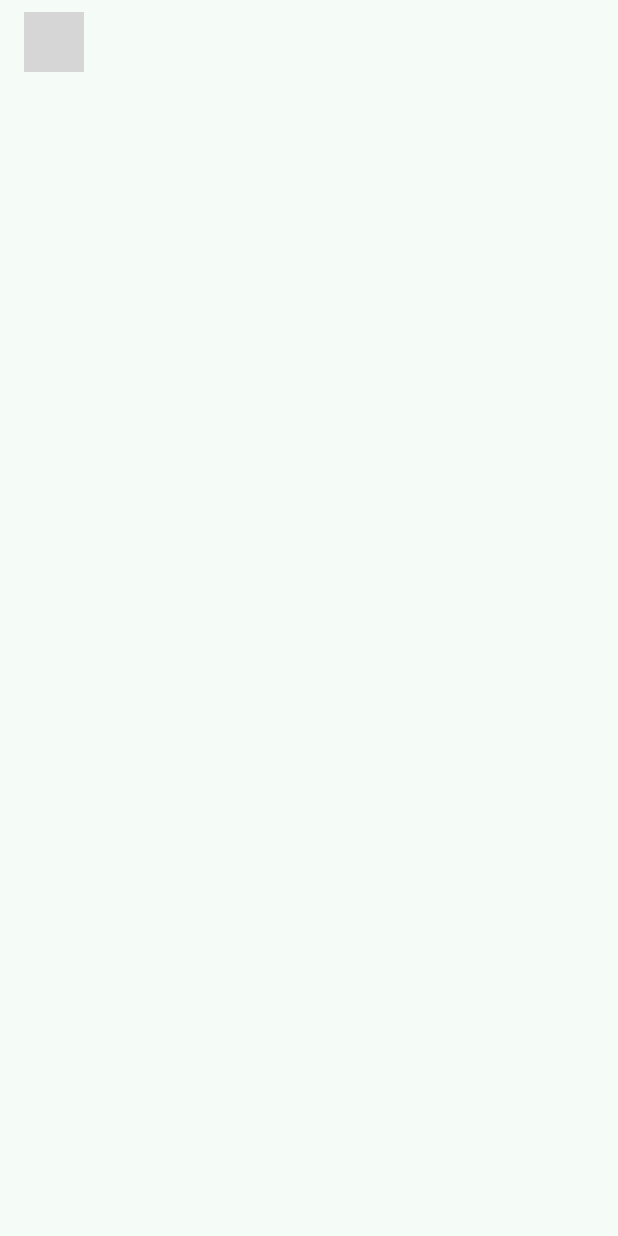
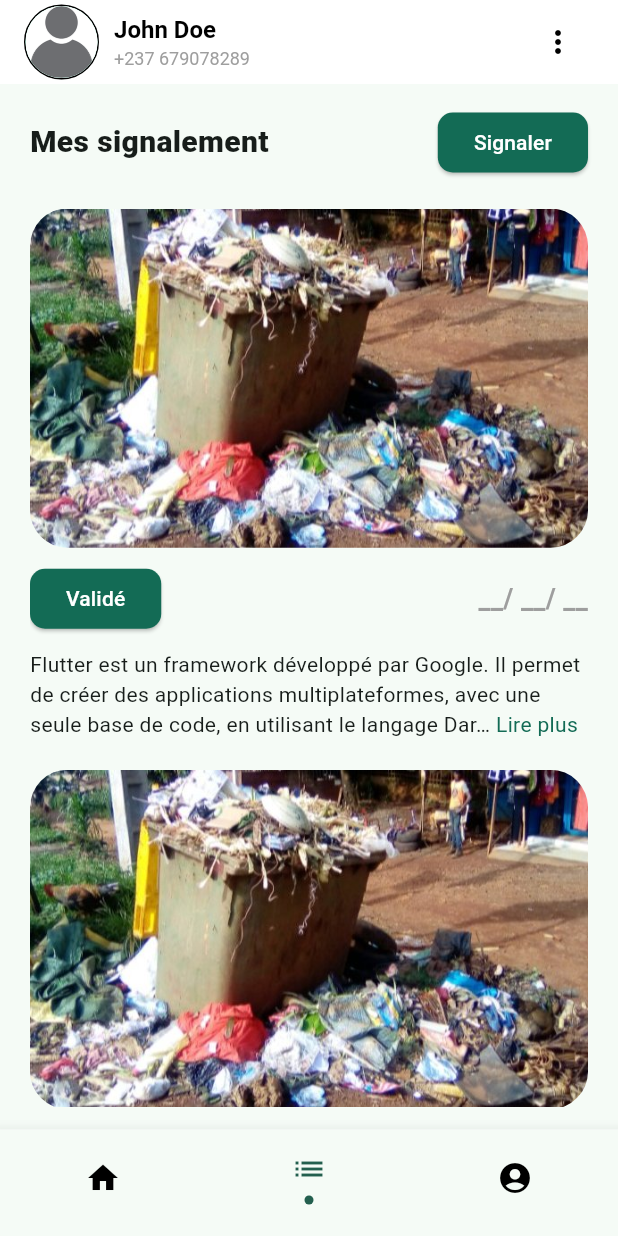
Before and after one commit to PurgaDev/Flutter, a Flutter app: the screen it shows after launch, on a phone screen of 412 x 824 dp. Run offline on Flutter 3.47's test engine with Material 3 defaults, Android fonts, the light colour scheme and no system bars; drawn by our look-alikes of readmore; our stand-ins replace image_picker, pin_code_fields, shared_preferences; grey boxes are pictures that could not be loaded.

Commit message:
reporting page created

```diff
--- a/lib/main.dart
+++ b/lib/main.dart
@@ -1,5 +1,5 @@
 import 'package:flutter/material.dart';
-import 'package:purga/pages/signalement_page.dart';
+import 'package:purga/pages/reporting_page.dart';
 import 'package:purga/pages/start_screen.dart';
 
 void main() async {
@@ -21,7 +21,7 @@ class MyApp extends StatelessWidget {
         useMaterial3: true,
       ),
       debugShowCheckedModeBanner: false,
-      home: const SignalementPage(),
+      home: const ReportingPage(),
     );
   }
 }
--- a/lib/pages/modal_page.dart
+++ /dev/null
@@ -1,159 +0,0 @@
-import 'dart:io';
-
-import 'package:flutter/material.dart';
-import 'package:image_picker/image_picker.dart';
-
-class ModalPage extends StatefulWidget {
-  const ModalPage({super.key});
-
-  @override
-  State<ModalPage> createState() => _ModalPageState();
-}
-
-class _ModalPageState extends State<ModalPage> {
-  File? _image;
-  final ImagePicker _picker = ImagePicker();
-
-  Future<void> _takePhoto() async {
-    final XFile? photo = await _picker.pickImage(source: ImageSource.camera);
-    if (photo != null) {
-      setState(() {
-        _image = File(photo.path);
-      });
-    }
-  }
-
-  @override
-  Widget build(BuildContext context) {
-    return Scaffold(
-      appBar: AppBar(
-        backgroundColor: Theme.of(context).colorScheme.primary,
-        elevation: 10,
-        shadowColor: Theme.of(context).colorScheme.shadow,
-        title: const Center(child: Text("Modal Test")),
-        foregroundColor: Theme.of(context).colorScheme.onSecondary,
-      ),
-      body: Center(
-        child: ElevatedButton(
-          onPressed: () {
-            showModalBottomSheet(
-                context: context,
-                builder: (context) {
-                  return Container(
-                    padding: const EdgeInsets.symmetric(
-                        vertical: 20, horizontal: 20),
-                    width: double.infinity,
-                    height: 500,
-                    child: SingleChildScrollView(
-                      child: Column(
-                        crossAxisAlignment: CrossAxisAlignment.start,
-                        mainAxisAlignment: MainAxisAlignment.center,
-                        children: [
-                          const Text(
-                            "Signaler un depot",
-                            style: TextStyle(
-                              fontSize: 25,
-                              fontWeight: FontWeight.bold,
-                            ),
-                          ),
-                          const SizedBox(height: 20),
-
-                          // image show
-                          _image == null
-                              ? const SizedBox(height: 0)
-                              : Image.file(_image!, height: 100),
-
-                          const SizedBox(height: 10),
-                          // prendre une photo
-                          GestureDetector(
-                            onTap: _takePhoto,
-                            child: Container(
-                              padding: const EdgeInsets.symmetric(vertical: 10),
-                              decoration: BoxDecoration(
-                                color: Theme.of(context).colorScheme.primary,
-                                borderRadius: BorderRadius.circular(10),
-                              ),
-                              child: Row(
-                                mainAxisAlignment: MainAxisAlignment.center,
-                                children: [
-                                  Icon(
-                                    Icons.photo,
-                                    color:
-                                        Theme.of(context).colorScheme.onPrimary,
-                                  ),
-                                  const SizedBox(width: 10),
-                                  Text(
-                                    "Prendre une photo",
-                                    style: TextStyle(
-                                      fontWeight: FontWeight.bold,
-                                      color: Theme.of(context)
-                                          .colorScheme
-                                          .onPrimary,
-                                    ),
-                                  )
-                                ],
-                              ),
-                            ),
-                          ),
-                          const SizedBox(height: 15),
-
-                          // description
-                          TextField(
-                            minLines: 4,
-                            maxLines: 10,
-                            decoration: InputDecoration(
-                              border: OutlineInputBorder(
-                                borderRadius: BorderRadius.circular(10),
-                              ),
-                              hintText: 'Ajouter une description',
-                            ),
-                          ),
-                          const SizedBox(height: 15),
-
-                          // actions
-                          Row(
-                            mainAxisAlignment: MainAxisAlignment.spaceBetween,
-                            children: [
-                              ElevatedButton.icon(
-                                onPressed: () {
-                                  Navigator.pop(context);
-                                },
-                                style: ElevatedButton.styleFrom(
-                                  backgroundColor: Colors.grey,
-                                  foregroundColor:
-                                      Theme.of(context).colorScheme.onSecondary,
-                                ),
-                                icon: const Icon(Icons.cancel),
-                                label: const Text(
-                                  "Annuler",
-                                  style: TextStyle(fontWeight: FontWeight.bold),
-                                ),
-                              ),
-                              ElevatedButton.icon(
-                                onPressed: () {},
-                                style: ElevatedButton.styleFrom(
-                                  backgroundColor:
-                                      Theme.of(context).colorScheme.primary,
-                                  foregroundColor:
-                                      Theme.of(context).colorScheme.onPrimary,
-                                ),
-                                icon: const Icon(Icons.report),
-                                label: const Text(
-                                  "Signaler",
-                                  style: TextStyle(fontWeight: FontWeight.bold),
-                                ),
-                              ),
-                            ],
-                          )
-                        ],
-                      ),
-                    ),
-                  );
-                });
-          },
-          child: const Text("Open modal"),
-        ),
-      ),
-    );
-  }
-}
--- /dev/null
+++ b/lib/pages/reporting_page.dart
@@ -0,0 +1,388 @@
+import 'dart:io';
+
+import 'package:flutter/material.dart';
+import 'package:image_picker/image_picker.dart';
+import 'package:readmore/readmore.dart';
+
+class ReportingPage extends StatefulWidget {
+  const ReportingPage({super.key});
+
+  @override
+  State<ReportingPage> createState() => _ReportingPageState();
+}
+
+class _ReportingPageState extends State<ReportingPage> {
+  int _selectedIndex = 1;
+
+  File? _image;
+  final ImagePicker _picker = ImagePicker();
+
+  Future<void> _takePhoto() async {
+    final XFile? photo = await _picker.pickImage(source: ImageSource.camera);
+    if (photo != null) {
+      setState(() {
+        _image = File(photo.path);
+      });
+    }
+  }
+
+  Widget createForm(BuildContext context) {
+    return Container(
+      padding: EdgeInsets.only(
+        top: 20,
+        right: 20,
+        bottom: MediaQuery.of(context).viewInsets.bottom + 20,
+        left: 20,
+      ),
+      width: double.infinity,
+      child: Column(
+        crossAxisAlignment: CrossAxisAlignment.start,
+        mainAxisAlignment: MainAxisAlignment.start,
+        mainAxisSize: MainAxisSize.min,
+        children: [
+          const Text(
+            "Signaler un depot",
+            style: TextStyle(
+              fontSize: 25,
+              fontWeight: FontWeight.bold,
+            ),
+          ),
+          const SizedBox(height: 20),
+
+          // image show
+          _image == null
+              ? const SizedBox(height: 0)
+              : Image.file(_image!, height: 100),
+
+          const SizedBox(height: 10),
+          // prendre une photo
+          GestureDetector(
+            onTap: _takePhoto,
+            child: Container(
+              padding: const EdgeInsets.symmetric(vertical: 10),
+              decoration: BoxDecoration(
+                color: Theme.of(context).colorScheme.primary,
+                borderRadius: BorderRadius.circular(10),
+              ),
+              child: Row(
+                mainAxisAlignment: MainAxisAlignment.center,
+                children: [
+                  Icon(
+                    Icons.photo,
+                    color: Theme.of(context).colorScheme.onPrimary,
+                  ),
+                  const SizedBox(width: 10),
+                  Text(
+                    "Prendre une photo",
+                    style: TextStyle(
+                      fontWeight: FontWeight.bold,
+                      color: Theme.of(context).colorScheme.onPrimary,
+                    ),
+                  )
+                ],
+              ),
+            ),
+          ),
+          const SizedBox(height: 15),
+
+          // description
+          TextField(
+            minLines: 4,
+            maxLines: 10,
+            decoration: InputDecoration(
+              border: OutlineInputBorder(
+                borderRadius: BorderRadius.circular(10),
+              ),
+              hintText: 'Ajouter une description',
+            ),
+          ),
+          const SizedBox(height: 15),
+
+          // actions
+          Row(
+            mainAxisAlignment: MainAxisAlignment.spaceBetween,
+            children: [
+              ElevatedButton.icon(
+                onPressed: () {
+                  Navigator.pop(context);
+                },
+                style: ElevatedButton.styleFrom(
+                  backgroundColor: Colors.grey,
+                  foregroundColor: Theme.of(context).colorScheme.onSecondary,
+                  shape: RoundedRectangleBorder(
+                    borderRadius: BorderRadius.circular(10),
+                  ),
+                ),
+                icon: const Icon(Icons.cancel),
+                label: const Text(
+                  "Annuler",
+                  style: TextStyle(fontWeight: FontWeight.bold),
+                ),
+              ),
+              ElevatedButton.icon(
+                onPressed: () {},
+                style: ElevatedButton.styleFrom(
+                  backgroundColor: Theme.of(context).colorScheme.primary,
+                  foregroundColor: Theme.of(context).colorScheme.onPrimary,
+                  shape: RoundedRectangleBorder(
+                    borderRadius: BorderRadius.circular(10),
+                  ),
+                ),
+                icon: const Icon(Icons.report),
+                label: const Text(
+                  "Signaler",
+                  style: TextStyle(fontWeight: FontWeight.bold),
+                ),
+              ),
+            ],
+          )
+        ],
+      ),
+    );
+  }
+
+  @override
+  Widget build(BuildContext context) {
+    return Scaffold(
+      appBar: AppBar(
+        backgroundColor: Colors.white,
+        elevation: 0,
+        automaticallyImplyLeading: false,
+        titleSpacing: 16,
+        title: Row(
+          children: [
+            // Image de profil avec bordures noires
+            Container(
+              decoration: BoxDecoration(
+                shape: BoxShape.circle,
+                border: Border.all(color: Colors.black, width: 1),
+              ),
+              child: const CircleAvatar(
+                backgroundImage: AssetImage(
+                    "assets/user_default.png"), // Remplacez par votre image de profil
+                radius: 24,
+              ),
+            ),
+            const SizedBox(width: 10),
+            const Column(
+              crossAxisAlignment: CrossAxisAlignment.start,
+              children: [
+                Text(
+                  "John Doe",
+                  style: TextStyle(
+                    fontWeight: FontWeight.bold,
+                    fontSize: 16,
+                    color: Colors.black,
+                  ),
+                ),
+                SizedBox(height: 2),
+                Text(
+                  "+237 679078289",
+                  style: TextStyle(
+                    fontSize: 12,
+                    color: Colors.grey,
+                  ),
+                ),
+              ],
+            ),
+            const Spacer(),
+            IconButton(
+              icon: const Icon(Icons.more_vert, color: Colors.black),
+              onPressed: () {
+                // Ajouter une action ici
+              },
+            ),
+          ],
+        ),
+      ),
+      body: Column(
+        children: [
+          Expanded(
+              child: Padding(
+            padding: const EdgeInsets.symmetric(vertical: 15, horizontal: 20),
+            child: Column(
+              children: [
+                Row(
+                  mainAxisAlignment: MainAxisAlignment.spaceBetween,
+                  children: [
+                    const Text(
+                      "Mes signalement",
+                      style: TextStyle(
+                        fontSize: 20,
+                        fontWeight: FontWeight.w900,
+                      ),
+                    ),
+                    ElevatedButton(
+                      onPressed: () {
+                        showModalBottomSheet(
+                          context: context,
+                          isScrollControlled: true,
+                          builder: createForm,
+                        );
+                      },
+                      style: ElevatedButton.styleFrom(
+                        backgroundColor: Theme.of(context).colorScheme.primary,
+                        foregroundColor:
+                            Theme.of(context).colorScheme.onPrimary,
+                        shape: RoundedRectangleBorder(
+                          borderRadius: BorderRadius.circular(10),
+                        ),
+                      ),
+                      child: const Text("Signaler"),
+                    )
+                  ],
+                ),
+                const SizedBox(height: 20),
+                Expanded(
+                  child: ListView.separated(
+                    itemBuilder: (context, index) {
+                      return Column(
+                        children: [
+                          ClipRRect(
+                            borderRadius: BorderRadius.circular(25),
+                            child: Image.asset(
+                              "images/im2.jpg",
+                            ),
+                          ),
+                          const SizedBox(height: 10),
+                          Row(
+                            mainAxisAlignment: MainAxisAlignment.spaceBetween,
+                            children: [
+                              ElevatedButton(
+                                onPressed: () {},
+                                style: ElevatedButton.styleFrom(
+                                  backgroundColor:
+                                      Theme.of(context).colorScheme.primary,
+                                  foregroundColor:
+                                      Theme.of(context).colorScheme.onPrimary,
+                                  shape: RoundedRectangleBorder(
+                                    borderRadius: BorderRadius.circular(10),
+                                  ),
+                                ),
+                                child: const Text("Validé"),
+                              ),
+                              const Text(
+                                "__/ __/ __",
+                                style: TextStyle(
+                                  fontSize: 18,
+                                  color: Colors.grey,
+                                  fontWeight: FontWeight.bold,
+                                ),
+                              )
+                            ],
+                          ),
+                          const SizedBox(height: 10),
+                          ReadMoreText(
+                            "Flutter est un framework développé par Google. Il permet de créer des applications multiplateformes, "
+                            "avec une seule base de code, en utilisant le langage Dart. Flutter offre une grande flexibilité "
+                            "et des performances proches des applications natives. Ce texte illustre comment gérer du texte "
+                            "avec une option Lire plus dans Flutter.",
+                            trimLines: 3,
+                            style: const TextStyle(
+                              fontSize: 14,
+                              fontWeight: FontWeight.w400,
+                            ),
+                            trimCollapsedText: 'Lire plus',
+                            trimExpandedText: 'Lire moins',
+                            trimMode: TrimMode.Line,
+                            colorClickableText:
+                                Theme.of(context).colorScheme.primary,
+                          )
+                        ],
+                      );
+                    },
+                    separatorBuilder: (context, index) =>
+                        const SizedBox(height: 20),
+                    itemCount: 5,
+                  ),
+                )
+              ],
+            ),
+          ))
+        ],
+      ),
+      bottomNavigationBar: Container(
+        decoration: const BoxDecoration(
+          color: Colors.white,
+        ),
+        child: BottomNavigationBar(
+          items: [
+            BottomNavigationBarItem(
+              icon: Column(
+                children: [
+                  Icon(
+                    Icons.home,
+                    color: _selectedIndex == 0
+                        ? const Color(0xFF235F4E)
+                        : Colors.black,
+                  ),
+                  if (_selectedIndex == 0)
+                    const SizedBox(
+                        height: 6), // Espacement entre l'icône et le point vert
+                  if (_selectedIndex == 0)
+                    const CircleAvatar(
+                      radius: 3,
+                      backgroundColor: Color(0xFF235F4E),
+                    ),
+                ],
+              ),
+              label: '',
+            ),
+            BottomNavigationBarItem(
+              icon: Column(
+                children: [
+                  Icon(
+                    Icons.list,
+                    color: _selectedIndex == 1
+                        ? const Color(0xFF235F4E)
+                        : Colors.black,
+                  ),
+                  if (_selectedIndex == 1)
+                    const SizedBox(
+                        height: 6), // Espacement entre l'icône et le point vert
+                  if (_selectedIndex == 1)
+                    const CircleAvatar(
+                      radius: 3,
+                      backgroundColor: Color(0xFF235F4E),
+                    ),
+                ],
+              ),
+              label: '',
+            ),
+            BottomNavigationBarItem(
+              icon: Column(
+                children: [
+                  Icon(
+                    Icons.account_circle,
+                    color: _selectedIndex == 2
+                        ? const Color(0xFF235F4E)
+                        : Colors.black,
+                  ),
+                  if (_selectedIndex == 2)
+                    const SizedBox(
+                        height: 6), // Espacement entre l'icône et le point vert
+                  if (_selectedIndex == 2)
+                    const CircleAvatar(
+                      radius: 3,
+                      backgroundColor: Color(0xFF235F4E),
+                    ),
+                ],
+              ),
+              label: '',
+            ),
+          ],
+          currentIndex: _selectedIndex,
+          onTap: (index) {
+            setState(() {
+              _selectedIndex = index;
+            });
+          },
+          showSelectedLabels: false,
+          showUnselectedLabels: false,
+          selectedIconTheme: const IconThemeData(color: Color(0xFF235F4E)),
+          unselectedIconTheme: const IconThemeData(color: Colors.grey),
+        ),
+      ),
+    );
+  }
+}
--- a/lib/pages/signalement_page.dart
+++ /dev/null
@@ -1,24 +0,0 @@
-import 'package:flutter/material.dart';
-
-class SignalementPage extends StatelessWidget {
-  const SignalementPage({super.key});
-
-  @override
-  Widget build(BuildContext context) {
-    return Scaffold(
-      appBar: AppBar(
-        title: Row(
-          children: [
-            Row(
-              children: [
-                CircleAvatar(
-                  backgroundImage: AssetImage(""),
-                )
-              ],
-            )
-          ],
-        ),
-      ),
-    );
-  }
-}
--- a/pubspec.yaml
+++ b/pubspec.yaml
@@ -40,6 +40,7 @@ dependencies:
   pin_code_fields: ^8.0.1
   shared_preferences: ^2.3.3
   image_picker: ^1.1.2
+  readmore: ^3.0.0
 
 dev_dependencies:
   flutter_test:
@@ -64,6 +65,7 @@ flutter:
     - images/im1.jpg
     - images/im2.jpg
     - images/im2.jpg
+    - assets/user_default.png
 
   fonts:
     - family: KaushanScript
```
Also changed, not shown: pubspec.lock.
